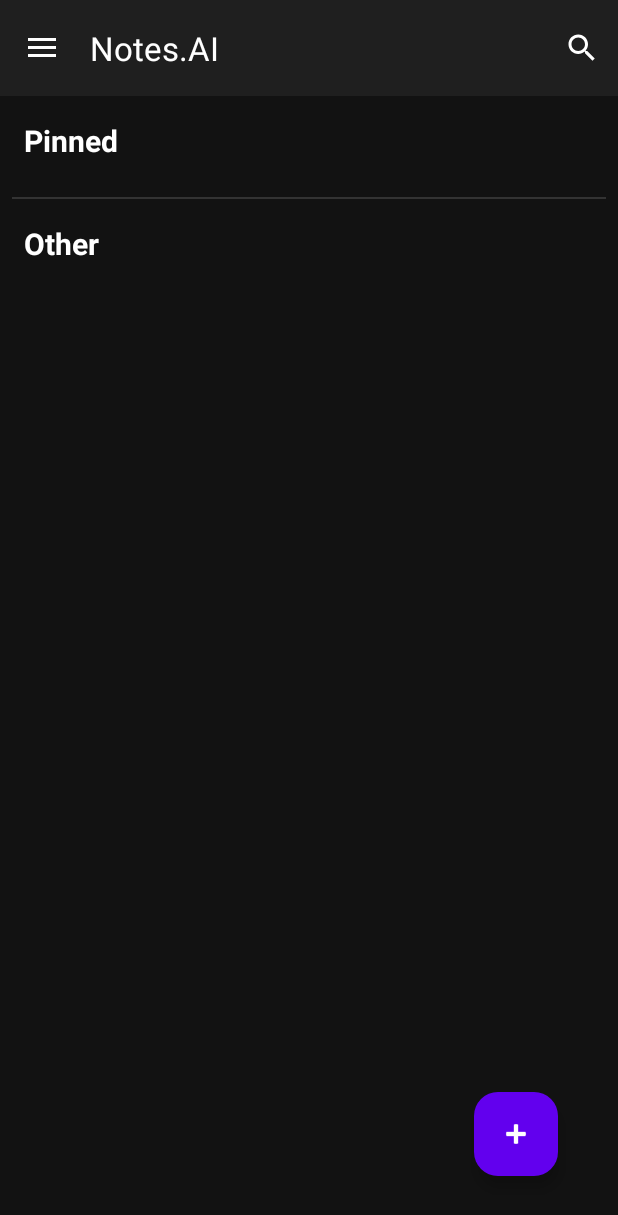
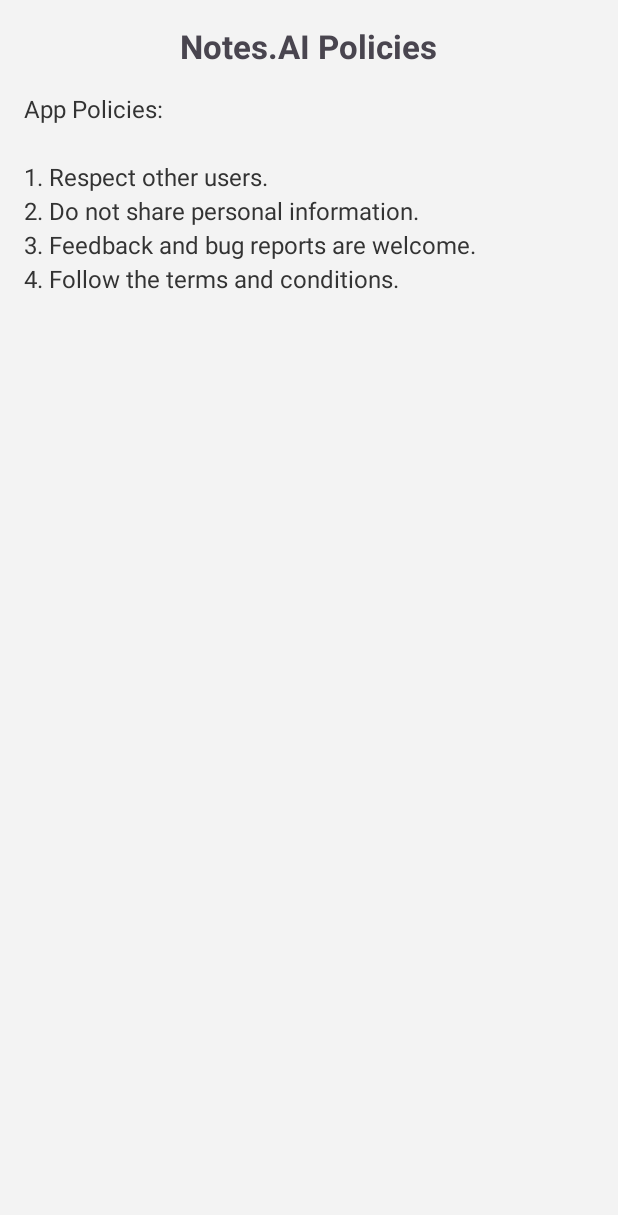
Before and after one commit to karan9617/lumora, an Android app: the NotesListActivity screen opened directly, with no data from a screen before it, in the side drawer, after a tap on "Policies", on a phone screen of 412 x 824 dp. Shown: the top 1215 px of the screen. Run offline under Robolectric (Android 15) with nearby library versions, the phone set to English and light mode, and no system bars.

Commit message:
policies

```diff
--- a/app/src/main/java/com/example/keyboardai/NotesListActivity.java
+++ b/app/src/main/java/com/example/keyboardai/NotesListActivity.java
@@ -20,6 +20,8 @@ import com.example.keyboardai.Models.Note;
 import com.example.keyboardai.adapter.NotesAdapter;
 import com.example.keyboardai.adapter.NotesAdapterPinned;
 import com.example.keyboardai.data.NoteRepository;
+import com.example.keyboardai.operationactivity.Feedback;
+import com.example.keyboardai.operationactivity.PoliciesActivity;
 import com.google.android.material.floatingactionbutton.FloatingActionButton;
 import com.google.android.material.navigation.NavigationView;
 
@@ -100,7 +102,23 @@ public class NotesListActivity extends AppCompatActivity {
 
         // Handle navigation item clicks
         navigationView.setNavigationItemSelectedListener(item -> {
-            drawerLayout.closeDrawer(GravityCompat.START);
+            int id = item.getItemId();
+
+            if (id == R.id.nav_home) {
+                Intent homeIntent = new Intent(NotesListActivity.this, NotesListActivity.class);
+                startActivity(homeIntent);
+            }  else if (id == R.id.nav_instructions) {
+                Toast.makeText(this, "Instructions clicked", Toast.LENGTH_SHORT).show();
+            } else if (id == R.id.nav_trash) {
+                Toast.makeText(this, "Trash clicked", Toast.LENGTH_SHORT).show();
+            } else if (id == R.id.nav_policies) {
+                startActivity(new Intent(this, PoliciesActivity.class));
+            } else if (id == R.id.nav_feedback) {
+                startActivity(new Intent(this, Feedback.class));
+            }
+
+            // Close drawer after selection
+            drawerLayout.closeDrawers();
             return true;
         });
 
@@ -370,6 +388,7 @@ public class NotesListActivity extends AppCompatActivity {
                 return false;
             }
         });
+
     }
 
     private void hideOptions(final Animation animation) {
--- /dev/null
+++ b/app/src/main/java/com/example/keyboardai/operationactivity/InstructionsActivity.java
@@ -0,0 +1,4 @@
+package com.example.keyboardai.operationactivity;
+
+public class InstructionsActivity {
+}
--- /dev/null
+++ b/app/src/main/java/com/example/keyboardai/operationactivity/PoliciesActivity.java
@@ -0,0 +1,28 @@
+package com.example.keyboardai.operationactivity;
+
+
+import android.os.Bundle;
+import android.widget.TextView;
+
+import androidx.appcompat.app.AppCompatActivity;
+
+import com.example.keyboardai.R;
+
+public class PoliciesActivity extends AppCompatActivity {
+
+    @Override
+    protected void onCreate(Bundle savedInstanceState) {
+        super.onCreate(savedInstanceState);
+        setContentView(R.layout.activity_policies);
+
+        // Reference the TextView if needed to set policies dynamically
+        TextView policiesTextView = findViewById(R.id.textViewPolicies);
+        policiesTextView.setText(
+                "App Policies:\n\n" +
+                        "1. Respect other users.\n" +
+                        "2. Do not share personal information.\n" +
+                        "3. Feedback and bug reports are welcome.\n" +
+                        "4. Follow the terms and conditions."
+        );
+    }
+}
--- a/app/src/main/res/layout/activity_notes_list_main.xml
+++ b/app/src/main/res/layout/activity_notes_list_main.xml
@@ -6,8 +6,9 @@
     android:layout_width="match_parent"
     android:layout_height="match_parent"
     android:fitsSystemWindows="true"
-    android:background="#121212">
-   <!--tools:openDrawer="left" -->
+    android:background="#121212"
+    tools:openDrawer="left">
+
 
 
     <!-- This is the main content area of the screen -->
--- /dev/null
+++ b/app/src/main/res/layout/activity_policies.xml
@@ -0,0 +1,32 @@
+<?xml version="1.0" encoding="utf-8"?>
+<ScrollView xmlns:android="http://schemas.android.com/apk/res/android"
+    android:layout_width="match_parent"
+    android:layout_height="match_parent"
+    android:padding="16dp"
+    android:background="#F3F3F3">
+
+    <LinearLayout
+        android:layout_width="match_parent"
+        android:layout_height="wrap_content"
+        android:orientation="vertical">
+
+        <TextView
+            android:id="@+id/textViewTitle"
+            android:layout_width="wrap_content"
+            android:layout_height="wrap_content"
+            android:text="Notes.AI Policies"
+            android:textSize="22sp"
+            android:textStyle="bold"
+            android:layout_gravity="center_horizontal"
+            android:paddingBottom="16dp"/>
+
+        <TextView
+            android:id="@+id/textViewPolicies"
+            android:layout_width="match_parent"
+            android:layout_height="wrap_content"
+            android:textSize="16sp"
+            android:lineSpacingExtra="4dp"
+            android:textColor="#333333"/>
+
+    </LinearLayout>
+</ScrollView>
--- a/app/src/main/res/menu/drawer_menu.xml
+++ b/app/src/main/res/menu/drawer_menu.xml
@@ -8,12 +8,9 @@
             android:id="@+id/nav_home"
             android:icon="@drawable/ic_menu_home"
             android:title="@string/menu_home" />
+
         <item
-            android:id="@+id/nav_favorites"
-            android:icon="@drawable/ic_menu_favorites"
-            android:title="@string/menu_send_all" />
-        <item
-            android:id="@+id/nav_settings"
+            android:id="@+id/nav_instructions"
             android:icon="@drawable/ic_menu_settings"
             android:title="Instructions" />
         <item
@@ -25,11 +22,11 @@
     <item android:title="Communicate">
         <menu>
             <item
-                android:id="@+id/nav_share"
+                android:id="@+id/nav_policies"
                 android:icon="@drawable/ic_menu_share"
                 android:title="Policies" />
             <item
-                android:id="@+id/nav_send"
+                android:id="@+id/nav_feedback"
                 android:icon="@drawable/ic_menu_send"
                 android:title="Feedback" />
         </menu>
```
Also changed, not shown: app/src/main/AndroidManifest.xml (+15 -0 lines), app/src/main/java/com/example/keyboardai/operationactivity/Feedback.java (added, +46 -0 lines), app/src/main/res/layout/activity_feedback.xml (added, +64 -0 lines).
